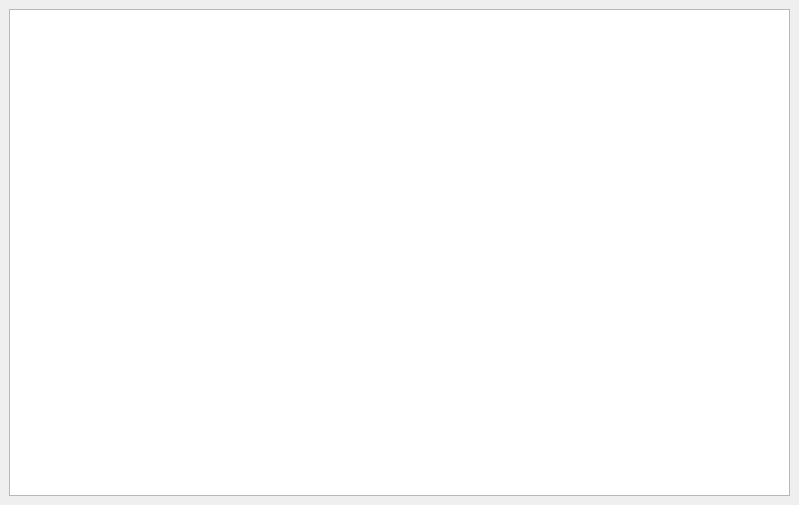
The window that main.ui (Ytenochek/Coffee) describes before a commit, drawn with Qt 5.
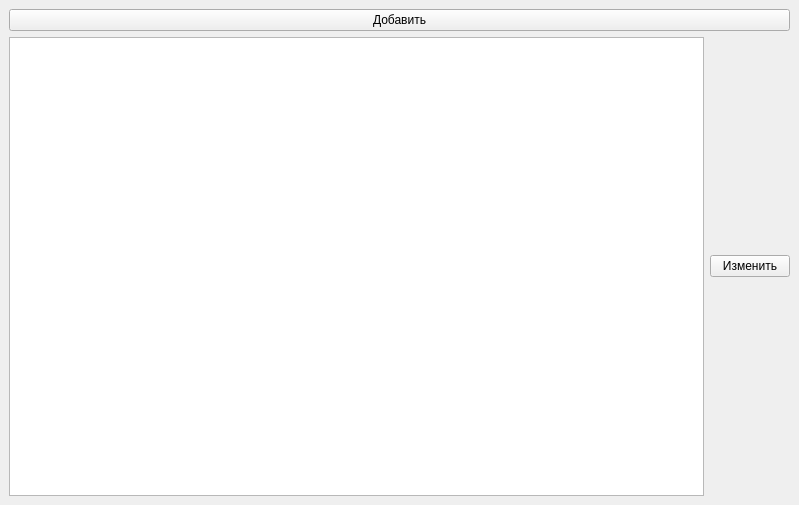
The same window after the commit.

Commit message: Cappuccino task

Diff of the .ui file:
```diff
--- a/main.ui
+++ b/main.ui
@@ -14,9 +14,27 @@
    <string>MainWindow</string>
   </property>
   <widget class="QWidget" name="mainLayout">
-   <layout class="QGridLayout" name="gridLayout">
-    <item row="0" column="0">
-     <widget class="QTableWidget" name="table"/>
+   <layout class="QVBoxLayout" name="verticalLayout">
+    <item>
+     <widget class="QPushButton" name="add">
+      <property name="text">
+       <string>Добавить</string>
+      </property>
+     </widget>
+    </item>
+    <item>
+     <layout class="QHBoxLayout" name="horizontalLayout">
+      <item>
+       <widget class="QTableWidget" name="table"/>
+      </item>
+      <item>
+       <widget class="QPushButton" name="change">
+        <property name="text">
+         <string>Изменить</string>
+        </property>
+       </widget>
+      </item>
+     </layout>
     </item>
    </layout>
   </widget>
```
The commit also changes 2 other files.
